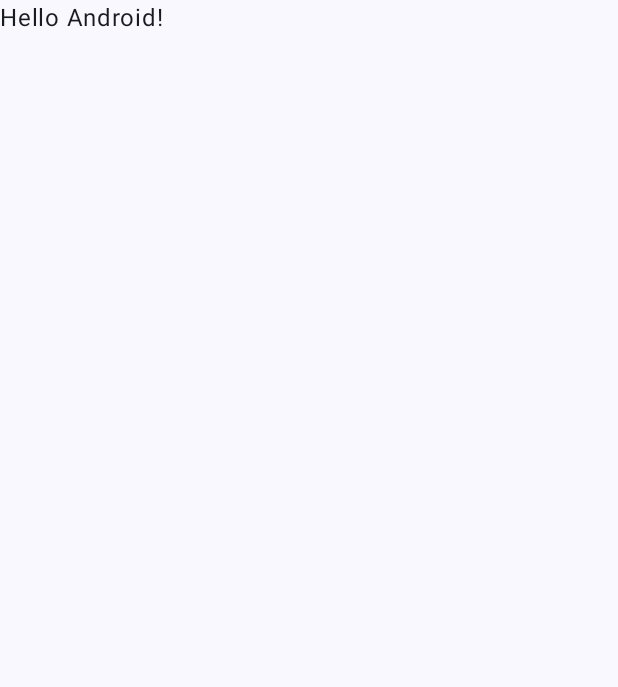
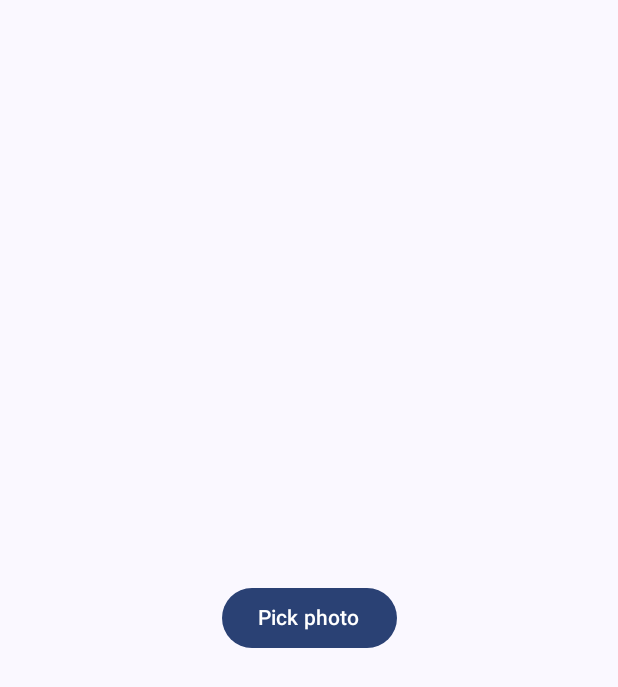
Before and after one commit to philipplackner/AndroidInternals, an Android app built with Jetpack Compose: the screen it shows after launch (MainActivity), on a phone screen of 412 x 824 dp. Before the commit the part shown is almost empty. Shown: the top 687 px of the screen. Run offline under Robolectric (Android 15) with nearby library versions, the phone set to English and light mode, and no system bars.

```diff
--- a/app/src/main/java/com/plcoding/androidinternals/MainActivity.kt
+++ b/app/src/main/java/com/plcoding/androidinternals/MainActivity.kt
@@ -1,47 +1,112 @@
 package com.plcoding.androidinternals
 
+import android.graphics.Bitmap
+import android.graphics.BitmapFactory
+import android.net.Uri
 import android.os.Bundle
 import androidx.activity.ComponentActivity
+import androidx.activity.compose.rememberLauncherForActivityResult
 import androidx.activity.compose.setContent
 import androidx.activity.enableEdgeToEdge
+import androidx.activity.result.contract.ActivityResultContracts
+import androidx.compose.foundation.Image
+import androidx.compose.foundation.layout.Arrangement
+import androidx.compose.foundation.layout.Column
 import androidx.compose.foundation.layout.fillMaxSize
+import androidx.compose.foundation.layout.fillMaxWidth
 import androidx.compose.foundation.layout.padding
+import androidx.compose.material3.Button
 import androidx.compose.material3.Scaffold
 import androidx.compose.material3.Text
-import androidx.compose.runtime.Composable
+import androidx.compose.runtime.getValue
+import androidx.compose.runtime.mutableStateOf
+import androidx.compose.runtime.remember
+import androidx.compose.runtime.setValue
+import androidx.compose.ui.Alignment
 import androidx.compose.ui.Modifier
-import androidx.compose.ui.tooling.preview.Preview
+import androidx.compose.ui.graphics.asImageBitmap
+import androidx.lifecycle.lifecycleScope
 import com.plcoding.androidinternals.ui.theme.AndroidInternalsTheme
+import kotlinx.coroutines.Dispatchers
+import kotlinx.coroutines.launch
+import kotlinx.coroutines.withContext
+import java.io.File
+import java.io.FileOutputStream
 
 class MainActivity : ComponentActivity() {
     override fun onCreate(savedInstanceState: Bundle?) {
         super.onCreate(savedInstanceState)
         enableEdgeToEdge()
+
+        lifecycleScope.launch {
+            writeToExternalStorage()
+        }
+
         setContent {
             AndroidInternalsTheme {
                 Scaffold(modifier = Modifier.fillMaxSize()) { innerPadding ->
-                    Greeting(
-                        name = "Android",
-                        modifier = Modifier.padding(innerPadding)
-                    )
+                    Column(
+                        modifier = Modifier
+                            .fillMaxSize()
+                            .padding(innerPadding),
+                        verticalArrangement = Arrangement.Center,
+                        horizontalAlignment = Alignment.CenterHorizontally
+                    ) {
+                        var bmp by remember {
+                            mutableStateOf<Bitmap?>(null)
+                        }
+                        val launcher = rememberLauncherForActivityResult(
+                            contract = ActivityResultContracts.OpenDocument()
+                        ) { uri ->
+                            uri?.let { uri ->
+                                lifecycleScope.launch {
+                                    bmp = readUriAsBitmap(uri)
+                                }
+                            }
+                        }
+                        Button(
+                            onClick = {
+                                launcher.launch(arrayOf("image/*"))
+                            }
+                        ) {
+                            Text("Pick photo")
+                        }
+                        bmp?.let {
+                            Image(
+                                bitmap = it.asImageBitmap(),
+                                contentDescription = null,
+                                modifier = Modifier
+                                    .fillMaxWidth()
+                            )
+                        }
+                    }
                 }
             }
         }
     }
-}
 
-@Composable
-fun Greeting(name: String, modifier: Modifier = Modifier) {
-    Text(
-        text = "Hello $name!",
-        modifier = modifier
-    )
-}
+    private suspend fun readUriAsBitmap(uri: Uri): Bitmap? = withContext(Dispatchers.IO) {
+        val bytes = contentResolver.openInputStream(uri)?.use { inputStream ->
+            inputStream.readBytes()
+        } ?: return@withContext null
 
-@Preview(showBackground = true)
-@Composable
-fun GreetingPreview() {
-    AndroidInternalsTheme {
-        Greeting("Android")
+        BitmapFactory.decodeByteArray(
+            bytes, 0, bytes.size
+        )
+    }
+
+    private suspend fun writeToInternalStorage() = withContext(Dispatchers.IO) {
+        val file = File(filesDir, "hello.txt")
+        FileOutputStream(file).use { outputStream ->
+            outputStream.write("Hello world!".encodeToByteArray())
+        }
+    }
+
+    private suspend fun writeToExternalStorage() = withContext(Dispatchers.IO) {
+        val directory = getExternalFilesDir(null)
+        val file = File(directory, "hello.txt")
+        FileOutputStream(file).use { outputStream ->
+            outputStream.write("Hello world!".encodeToByteArray())
+        }
     }
 }
```
Also changed, not shown: 1 other file.
